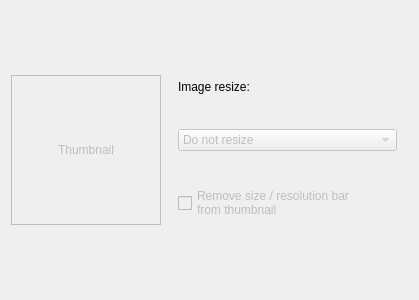
Qt form imageinfowidget.ui (reveur12/imageshack-uploader) before a commit.
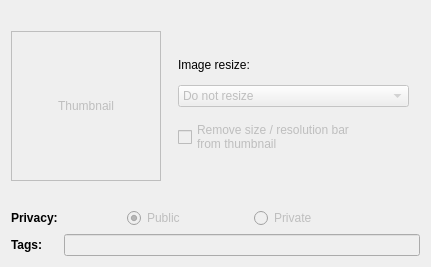
The same form after that commit. Custom widgets are drawn as their Qt base class.

Commit message: Moved custom privacy and tags to media info widget

Diff of the .ui file:
```diff
--- a/imageinfowidget.ui
+++ b/imageinfowidget.ui
@@ -6,13 +6,21 @@
    <rect>
     <x>0</x>
     <y>0</y>
-    <width>419</width>
-    <height>300</height>
+    <width>431</width>
+    <height>267</height>
    </rect>
   </property>
+  <property name="sizePolicy">
+   <sizepolicy hsizetype="Preferred" vsizetype="Maximum">
+    <horstretch>0</horstretch>
+    <verstretch>0</verstretch>
+   </sizepolicy>
+  </property>
   <property name="windowTitle">
    <string notr="true">Form</string>
   </property>
+  <layout class="QVBoxLayout" name="verticalLayout">
+   <item>
   <layout class="QHBoxLayout" name="horizontalLayout">
    <item>
     <widget class="ClickableLabel" name="thumbnail">
@@ -196,6 +204,94 @@
     </layout>
    </item>
   </layout>
+   </item>
+   <item>
+    <layout class="QGridLayout" name="gridLayout">
+     <item row="0" column="0">
+      <widget class="QLabel" name="label">
+       <property name="sizePolicy">
+        <sizepolicy hsizetype="Preferred" vsizetype="Maximum">
+         <horstretch>0</horstretch>
+         <verstretch>0</verstretch>
+        </sizepolicy>
+       </property>
+       <property name="text">
+        <string>&lt;b&gt;Privacy:&lt;/b&gt;</string>
+       </property>
+      </widget>
+     </item>
+     <item row="1" column="0">
+      <widget class="QLabel" name="label_2">
+       <property name="text">
+        <string>&lt;b&gt;Tags:&lt;/b&gt;</string>
+       </property>
+      </widget>
+     </item>
+     <item row="0" column="1">
+      <layout class="QHBoxLayout" name="horizontalLayout_4">
+       <item>
+        <widget class="QRadioButton" name="privacyPublic">
+         <property name="enabled">
+          <bool>false</bool>
+         </property>
+         <property name="sizePolicy">
+          <sizepolicy hsizetype="Maximum" vsizetype="Fixed">
+           <horstretch>0</horstretch>
+           <verstretch>0</verstretch>
+          </sizepolicy>
+         </property>
+         <property name="text">
+          <string>Public</string>
+         </property>
+         <property name="checked">
+          <bool>true</bool>
+         </property>
+        </widget>
+       </item>
+       <item>
+        <widget class="QRadioButton" name="privacyPrivate">
+         <property name="enabled">
+          <bool>false</bool>
+         </property>
+         <property name="sizePolicy">
+          <sizepolicy hsizetype="Maximum" vsizetype="Fixed">
+           <horstretch>0</horstretch>
+           <verstretch>0</verstretch>
+          </sizepolicy>
+         </property>
+         <property name="text">
+          <string>Private</string>
+         </property>
+        </widget>
+       </item>
+       <item>
+        <spacer name="horizontalSpacer_3">
+         <property name="orientation">
+          <enum>Qt::Horizontal</enum>
+         </property>
+         <property name="sizeType">
+          <enum>QSizePolicy::Minimum</enum>
+         </property>
+         <property name="sizeHint" stdset="0">
+          <size>
+           <width>40</width>
+           <height>20</height>
+          </size>
+         </property>
+        </spacer>
+       </item>
+      </layout>
+     </item>
+     <item row="1" column="1">
+      <widget class="QLineEdit" name="tags">
+       <property name="enabled">
+        <bool>false</bool>
+       </property>
+      </widget>
+     </item>
+    </layout>
+   </item>
+  </layout>
  </widget>
  <customwidgets>
   <customwidget>
```
Left out of the diff: 44 changed lines with no effect on the pictures. Lines whose indentation alone changed are shown as unchanged. The commit also changes 7 other files.
